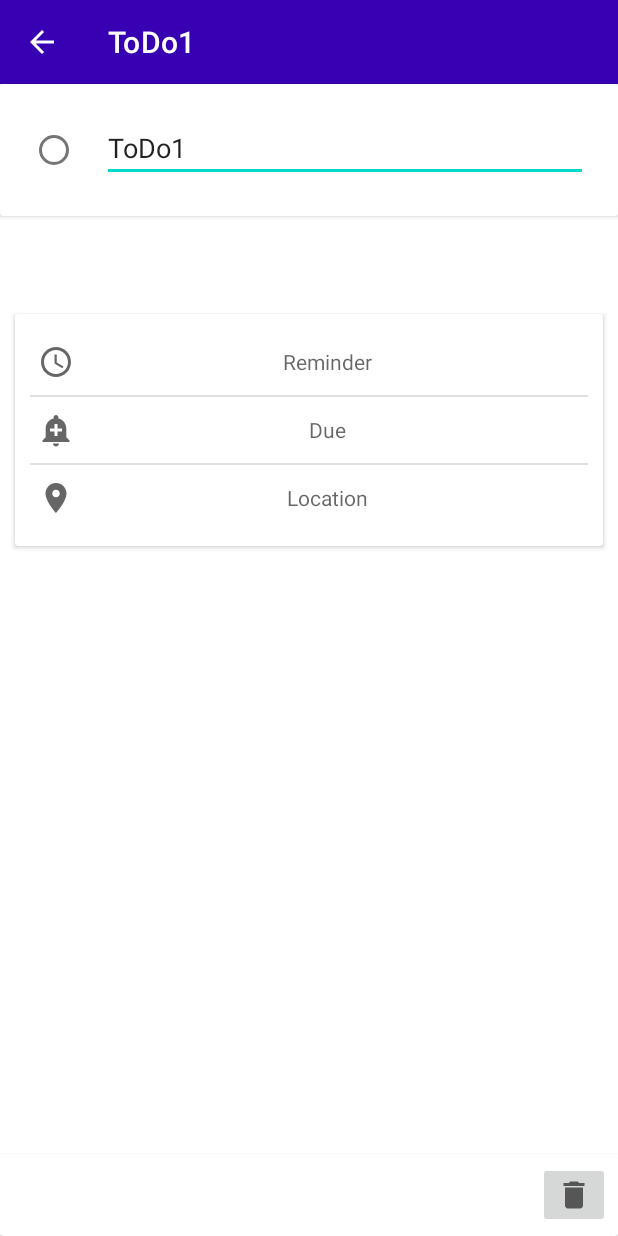
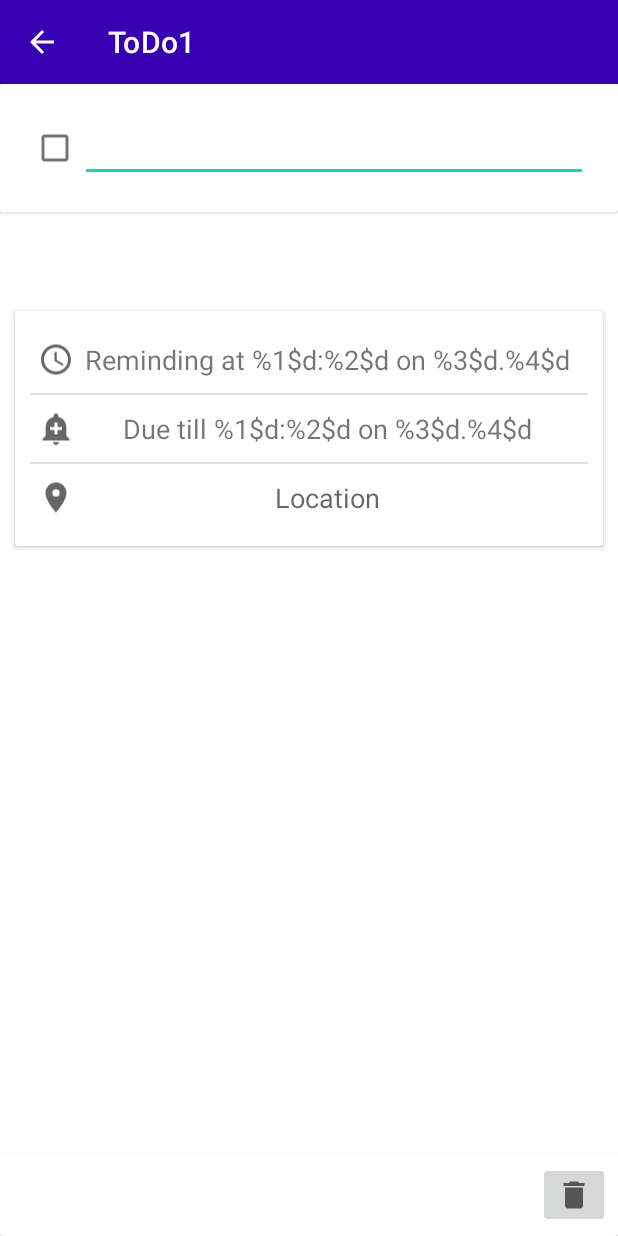
Before and after one commit to dasMichal/CMISToDoApp, an Android app: the layout activity_main2.xml on its own in the app's theme, with its tools: preview values and no code run, on a phone screen of 412 x 824 dp. Run offline under Robolectric (Android 15) with nearby library versions, the phone set to English and light mode, and no system bars.

Commit message:
Changed RadioButton to CheckBox Increased Font size in timecard from 14sp to 18sp

```diff
--- a/app/src/main/res/layout/activity_main2.xml
+++ b/app/src/main/res/layout/activity_main2.xml
@@ -44,20 +44,34 @@
                     android:layout_height="match_parent"
                     android:id="@+id/todoName">
 
+                <CheckBox
+                        android:layout_width="33dp"
+                        android:layout_height="match_parent"
+                        android:id="@+id/todocheck_isdone"
+                        android:clickable="true"
+                        android:duplicateParentState="false"
+                        android:checked="false"
+                        android:gravity="center"
+                        android:foregroundGravity="center_vertical|clip_horizontal"
+                        android:layout_weight="0"
+                        android:enabled="true" />
+
                 <RadioButton
                         android:layout_width="wrap_content"
                         android:layout_height="wrap_content"
                         android:id="@+id/todoradio_isdone"
-                        android:layout_weight="0" />
+                        android:layout_weight="0"
+                        android:visibility="gone"
+                        tools:visibility="gone" />
 
                 <EditText
                         android:layout_width="match_parent"
                         android:layout_height="wrap_content"
                         android:inputType="textPersonName"
-                        android:text="ToDo1"
                         android:ems="10"
                         android:id="@+id/todoNameTextField"
-                        android:layout_weight="0" />
+                        android:layout_weight="0"
+                        android:enabled="true" />
 
             </LinearLayout>
 
@@ -65,63 +79,8 @@
                     android:orientation="vertical"
                     android:layout_width="match_parent"
                     android:layout_height="wrap_content"
-                    android:layout_marginLeft="20dp"
-                    android:id="@+id/SubTaskLayout">
-
-                <LinearLayout
-                        android:orientation="horizontal"
-                        android:layout_width="match_parent"
-                        android:layout_height="match_parent"
-                        android:id="@+id/Subtask1"
-                        android:visibility="gone"
-                        tools:visibility="gone">
-
-                    <ImageButton
-                            android:src="@drawable/ic_baseline_add_24"
-                            android:layout_width="wrap_content"
-                            android:layout_height="wrap_content"
-                            android:id="@+id/imageButton2"
-                            android:backgroundTint="#FFFFFF"
-                            android:layout_weight="0" />
-
-                    <EditText
-                            android:layout_width="match_parent"
-                            android:layout_height="match_parent"
-                            android:inputType="textPersonName"
-                            android:text="subtask1"
-                            android:ems="10"
-                            android:id="@+id/subTask1"
-                            android:layout_gravity="center"
-                            android:layout_weight="2" />
-                </LinearLayout>
-
-                <LinearLayout
-                        android:orientation="horizontal"
-                        android:layout_width="match_parent"
-                        android:layout_height="match_parent"
-                        tools:visibility="gone"
-                        android:visibility="gone">
-
-                    <ImageButton
-                            android:src="@drawable/ic_baseline_add_24"
-                            android:layout_width="wrap_content"
-                            android:layout_height="wrap_content"
-                            android:id="@+id/imageButton2"
-                            android:backgroundTint="#FFFFFF"
-                            android:layout_weight="0" />
-
-                    <EditText
-                            android:layout_width="match_parent"
-                            android:layout_height="match_parent"
-                            android:inputType="textPersonName"
-                            android:text="subtask2"
-                            android:ems="10"
-                            android:id="@+id/subTask1"
-                            android:layout_gravity="center"
-                            android:layout_weight="2" />
-                </LinearLayout>
-
-            </LinearLayout>
+                    android:id="@+id/SubTaskLayout"
+                    android:layout_marginStart="20dp" />
         </LinearLayout>
     </androidx.cardview.widget.CardView>
 
@@ -156,7 +115,7 @@
                         android:src="@drawable/ic_baseline_access_time_24"
                         android:layout_width="wrap_content"
                         android:layout_height="match_parent"
-                        android:id="@+id/imageView"
+                        android:id="@+id/ReminderIcon"
                         android:layout_weight="0"
                         tools:srcCompat="@drawable/ic_baseline_access_time_24" />
 
@@ -168,7 +127,9 @@
                         android:textAlignment="gravity"
                         android:gravity="center"
                         android:hint="Reminder"
-                        android:autoSizeTextType="none" />
+                        android:autoSizeTextType="none"
+                        tools:text="@string/reminder_with_time"
+                        android:textSize="18sp" />
             </LinearLayout>
 
             <View
@@ -189,7 +150,7 @@
                         android:src="@drawable/ic_baseline_access_time_24"
                         android:layout_width="wrap_content"
                         android:layout_height="match_parent"
-                        android:id="@+id/imageView"
+                        android:id="@+id/DueIcon"
                         android:layout_weight="0"
                         tools:srcCompat="@drawable/ic_baseline_add_alert_24" />
 
@@ -201,7 +162,9 @@
                         android:textAlignment="gravity"
                         android:gravity="center"
                         android:hint="Due"
-                        android:autoSizeTextType="none" />
+                        android:autoSizeTextType="none"
+                        tools:text="@string/due_with_time"
+                        android:textSize="18sp" />
             </LinearLayout>
 
             <View
@@ -222,7 +185,7 @@
                         android:src="@drawable/ic_baseline_access_time_24"
                         android:layout_width="wrap_content"
                         android:layout_height="match_parent"
-                        android:id="@+id/imageView"
+                        android:id="@+id/LocationIcon"
                         android:layout_weight="0"
                         tools:srcCompat="@drawable/ic_baseline_location_on_24" />
 
@@ -234,7 +197,8 @@
                         android:textAlignment="gravity"
                         android:gravity="center"
                         android:hint="Location"
-                        android:autoSizeTextType="none" />
+                        android:autoSizeTextType="none"
+                        android:textSize="18sp" />
             </LinearLayout>
         </LinearLayout>
 
```
